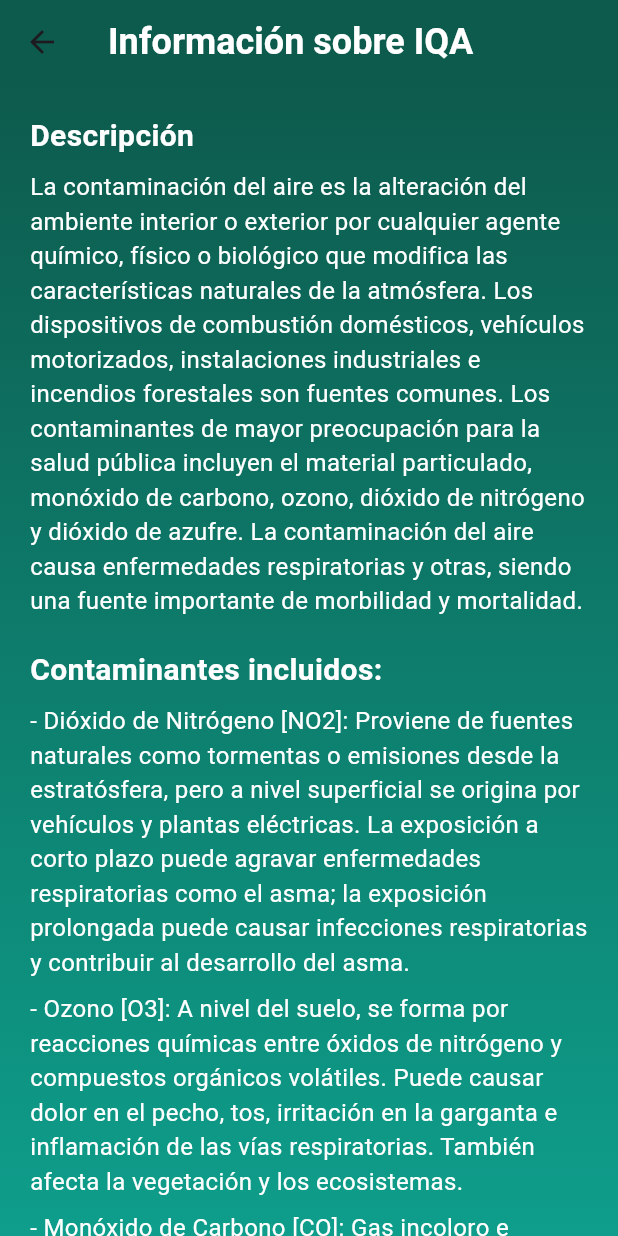
After one commit to JhanCarlosMesa/BREATHE, a Flutter app: the ConsultaPrincipal screen opened directly, after a tap on "Más información", on a phone screen of 412 x 824 dp. The commit adds this screen. Run offline on Flutter 3.47's test engine with Material 3 defaults, Android fonts, the phone set to English and light mode, and no system bars; our stand-ins replace flutter_map, latlong2; statements that could not run were skipped.

Commit message:
Avance 3

```diff
--- a/breathe/lib/consultaPrincipal.dart
+++ b/breathe/lib/consultaPrincipal.dart
@@ -1,5 +1,7 @@
 import 'package:flutter/material.dart';
 import 'consultaTemperatura.dart';
+import 'consultaIQA.dart';
+import 'informacionPage.dart';
 
 class ConsultaPrincipal extends StatelessWidget {
   const ConsultaPrincipal({super.key});
@@ -50,10 +52,58 @@ class ConsultaPrincipal extends StatelessWidget {
                 style: TextStyle(
                   fontSize: 16,
                   fontWeight: FontWeight.bold,
-                  color: Color.fromARGB(255, 255, 255, 255),
+                  color: Colors.white,
                 ),
               ),
             ),
+            const SizedBox(height: 20),
+            ElevatedButton(
+              style: ElevatedButton.styleFrom(
+                backgroundColor: const Color.fromARGB(255, 2, 76, 52),
+                shape: RoundedRectangleBorder(
+                  borderRadius: BorderRadius.circular(30),
+                ),
+                padding: const EdgeInsets.symmetric(horizontal: 40, vertical: 15),
+              ),
+              onPressed: () {
+                Navigator.push(
+                  context,
+                  MaterialPageRoute(builder: (context) => const ConsultaIQA()),
+                );
+              },
+              child: const Text(
+                'Consultar IQA',
+                style: TextStyle(
+                  fontSize: 16,
+                  fontWeight: FontWeight.bold,
+                  color: Colors.white,
+                ),
+              ),
+            ),
+            const SizedBox(height: 20),
+            ElevatedButton(
+              style: ElevatedButton.styleFrom(
+                backgroundColor: const Color.fromARGB(255, 2, 76, 52),
+                shape: RoundedRectangleBorder(
+                  borderRadius: BorderRadius.circular(30),
+                ),
+                padding: const EdgeInsets.symmetric(horizontal: 40, vertical: 15),
+              ),
+              onPressed: () {
+                Navigator.push(
+                  context,
+                  MaterialPageRoute(builder: (context) => const InformacionPage()),
+                );
+              },
+              child: const Text(
+                'Más información',
+                style: TextStyle(
+                  fontSize: 16,
+                  fontWeight: FontWeight.bold,
+                  color: Colors.white,
+                ),
+              ),
+            )
           ],
         ),
       ),
--- /dev/null
+++ b/breathe/lib/informacionPage.dart
@@ -0,0 +1,122 @@
+import 'package:flutter/material.dart';
+import 'package:url_launcher/url_launcher.dart';
+
+class InformacionPage extends StatelessWidget {
+  const InformacionPage({super.key});
+
+  Future<void> _abrirEnlace() async {
+    final url = Uri.parse('https://www.kaggle.com/datasets/hasibalmuzdadid/global-air-pollution-dataset/data');
+    if (!await launchUrl(url, mode: LaunchMode.externalApplication)) {
+      throw 'No se pudo abrir el enlace';
+    }
+  }
+
+  @override
+  Widget build(BuildContext context) {
+    return Scaffold(
+      appBar: AppBar(
+        title: const Text("Información sobre IQA", style: TextStyle(
+                  fontSize: 24,
+                  fontWeight: FontWeight.bold,
+                  color: Colors.white,
+                ),
+                textAlign: TextAlign.center
+              ),
+        backgroundColor: const Color.fromARGB(255, 13, 91, 77),
+      ),
+      body: Container(
+        decoration: const BoxDecoration(
+          gradient: LinearGradient(
+            begin: Alignment.topCenter,
+            end: Alignment.bottomCenter,
+            colors: [Color.fromARGB(255, 13, 91, 77), Color.fromARGB(255, 14, 158, 139)],
+          ),
+        ),
+        child: SingleChildScrollView(
+          padding: const EdgeInsets.all(20),
+          child: Column(
+            crossAxisAlignment: CrossAxisAlignment.start,
+            children: [
+              Text(
+                'Descripción',
+                style: TextStyle(fontSize: 20, fontWeight: FontWeight.bold, color: Colors.white),
+              ),
+              SizedBox(height: 8),
+              Text(
+                'La contaminación del aire es la alteración del ambiente interior o exterior por cualquier agente químico, físico o biológico que modifica las características naturales de la atmósfera. '
+                'Los dispositivos de combustión domésticos, vehículos motorizados, instalaciones industriales e incendios forestales son fuentes comunes. '
+                'Los contaminantes de mayor preocupación para la salud pública incluyen el material particulado, monóxido de carbono, ozono, dióxido de nitrógeno y dióxido de azufre. '
+                'La contaminación del aire causa enfermedades respiratorias y otras, siendo una fuente importante de morbilidad y mortalidad.',
+                style: TextStyle(fontSize: 16, color: Colors.white),
+              ),
+              SizedBox(height: 20),
+              Text(
+                'Contaminantes incluidos:',
+                style: TextStyle(fontSize: 20, fontWeight: FontWeight.bold, color: Colors.white),
+              ),
+              SizedBox(height: 8),
+              Text(
+                '- Dióxido de Nitrógeno [NO2]: Proviene de fuentes naturales como tormentas o emisiones desde la estratósfera, pero a nivel superficial se origina por vehículos y plantas eléctricas. '
+                'La exposición a corto plazo puede agravar enfermedades respiratorias como el asma; la exposición prolongada puede causar infecciones respiratorias y contribuir al desarrollo del asma.',
+                style: TextStyle(fontSize: 16, color: Colors.white),
+              ),
+              SizedBox(height: 8),
+              Text(
+                '- Ozono [O3]: A nivel del suelo, se forma por reacciones químicas entre óxidos de nitrógeno y compuestos orgánicos volátiles. '
+                'Puede causar dolor en el pecho, tos, irritación en la garganta e inflamación de las vías respiratorias. También afecta la vegetación y los ecosistemas.',
+                style: TextStyle(fontSize: 16, color: Colors.white),
+              ),
+              SizedBox(height: 8),
+              Text(
+                '- Monóxido de Carbono [CO]: Gas incoloro e inodoro, principalmente emitido por vehículos y maquinaria que queman combustibles fósiles. '
+                'Reduce el transporte de oxígeno en la sangre y, en niveles muy altos, puede causar mareos, confusión, pérdida de conciencia e incluso la muerte.',
+                style: TextStyle(fontSize: 16, color: Colors.white),
+              ),
+              SizedBox(height: 8),
+              Text(
+                '- Material Particulado [PM2.5]: Son partículas sólidas y líquidas muy pequeñas suspendidas en el aire. '
+                'Pueden causar enfermedades cardíacas y pulmonares graves. Están clasificadas como carcinógenos del Grupo 1 por la IARC.',
+                style: TextStyle(fontSize: 16, color: Colors.white),
+              ),
+              SizedBox(height: 20),
+              Text(
+                'Contenido del dataset',
+                style: TextStyle(fontSize: 20, fontWeight: FontWeight.bold, color: Colors.white),
+              ),
+              SizedBox(height: 8),
+              Text(
+                '- País: Nombre del país\n'
+                '- Ciudad: Nombre de la ciudad\n'
+                '- Valor IQA: Valor general del índice de calidad del aire de la ciudad\n'
+                '- Categoría IQA: Categoría del valor general de la ciudad\n'
+                '- Valor CO: Valor del índice de calidad del Monóxido de Carbono\n'
+                '- Categoría CO: Categoría del CO\n'
+                '- Valor Ozono: Valor del índice del Ozono\n'
+                '- Categoría Ozono: Categoría del Ozono\n'
+                '- Valor NO2: Valor del índice de Dióxido de Nitrógeno\n'
+                '- Categoría NO2: Categoría del NO2\n'
+                '- Valor PM2.5: Valor del índice de partículas finas\n'
+                '- Categoría PM2.5: Categoría del PM2.5',
+                style: TextStyle(fontSize: 16, color: Colors.white),
+              ),
+              SizedBox(height: 30),
+              Center(
+                child: TextButton(
+                  onPressed: _abrirEnlace,
+                  child: Text(
+                    'Ver dataset en Kaggle',
+                    style: TextStyle(
+                      decoration: TextDecoration.underline,
+                      color: Colors.white,
+                      fontSize: 16,
+                    ),
+                  ),
+                ),
+              )
+            ],
+          ),
+        ),
+      ),
+    );
+  }
+}
--- a/breathe/pubspec.yaml
+++ b/breathe/pubspec.yaml
@@ -30,7 +30,10 @@ environment:
 dependencies:
   flutter:
     sdk: flutter
-  http: ^0.13.3
+  http: 1.4.0
+  flutter_map: ^6.1.0
+  latlong2: ^0.9.0
+  url_launcher: ^6.3.1
 
   # The following adds the Cupertino Icons font to your application.
   # Use with the CupertinoIcons class for iOS style icons.
```
Also changed, not shown: breathe/lib/consultaIQA.dart (added, +204 -0 lines), breathe/pubspec.lock, 5 other files.
